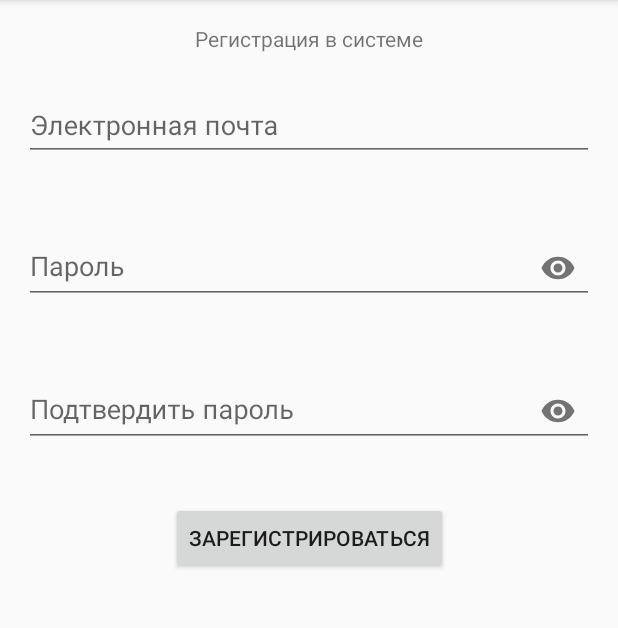
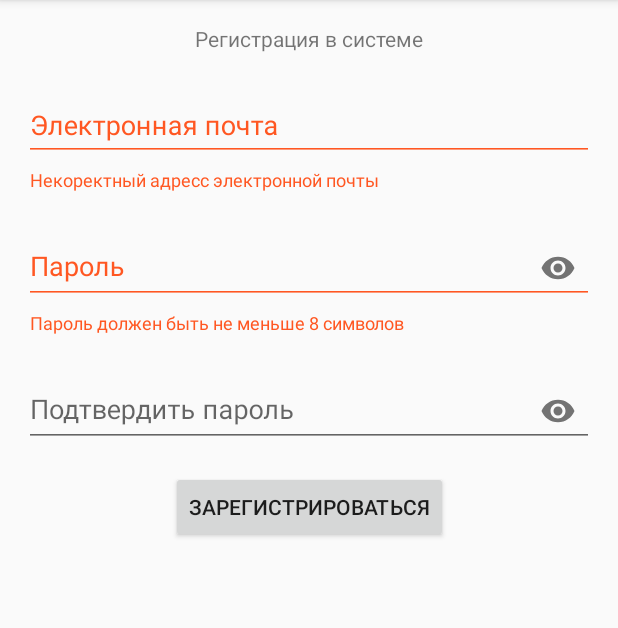
Before and after one commit to PaulXIII/Angel, an Android app: the fragment RegistrationFragment placed in its activity, after a tap on "ЗАРЕГИСТРИРОВАТЬСЯ", on a phone screen of 412 x 824 dp, the part 84-712 px from its top. Run offline under Robolectric (Android 15) with nearby library versions, the phone set to English and light mode, and no system bars; our stand-ins replace Firebase (no records; nobody signed in at launch, a user with empty details on screens opened directly), data binding; 3 statements that could not run were skipped.

Commit message:
Added registration View Model

```diff
--- /dev/null
+++ b/app/src/main/java/com/androidacademy/angel/registration/RegistrationBindingUtils.kt
@@ -0,0 +1,31 @@
+package com.androidacademy.angel.registration
+
+import android.widget.EditText
+import androidx.databinding.BindingAdapter
+
+@BindingAdapter("emailFocusChanged")
+fun EditText.setEmailFocusListener(item: RegistrationViewModel)     {
+    setOnFocusChangeListener { _, focused ->
+        if(!focused){
+            item.checkEmail()
+        }
+    }
+}
+
+@BindingAdapter("passwordFocusChanged")
+fun EditText.setPasswordFocusListener(item: RegistrationViewModel) {
+    setOnFocusChangeListener { _, focused ->
+        if(!focused){
+            item.checkPassword()
+        }
+    }
+}
+
+@BindingAdapter("confirmPasswordFocusChanged")
+fun EditText.setConfirmPasswordFocusListener(item: RegistrationViewModel){
+    setOnFocusChangeListener { _, focused ->
+        if(!focused){
+            item.checkConfirmPassword()
+        }
+    }
+}
--- a/app/src/main/java/com/androidacademy/angel/registration/RegistrationFragment.kt
+++ b/app/src/main/java/com/androidacademy/angel/registration/RegistrationFragment.kt
@@ -7,8 +7,13 @@ import androidx.fragment.app.Fragment
 import android.view.LayoutInflater
 import android.view.View
 import android.view.ViewGroup
+import android.widget.Toast
+import androidx.databinding.DataBindingUtil
+import androidx.lifecycle.Observer
+import androidx.lifecycle.ViewModelProviders
 
 import com.androidacademy.angel.R
+import com.androidacademy.angel.databinding.RegistrationFragmentBinding
 import com.androidacademy.angel.network.Repository
 import kotlinx.android.synthetic.main.login_fragment.view.*
 
@@ -21,15 +26,52 @@ class RegistrationFragment : Fragment() {
         inflater: LayoutInflater, container: ViewGroup?,
         savedInstanceState: Bundle?
     ): View? {
-        val view = inflater.inflate(R.layout.registration_fragment, container, false)
+        val binding:RegistrationFragmentBinding = DataBindingUtil.inflate(inflater, R.layout.registration_fragment, container, false)
+
+        val viewModel = ViewModelProviders.of(this).get(RegistrationViewModel::class.java)
+        binding.viewModel = viewModel
+        binding.lifecycleOwner = this
+
+        viewModel.emailIsValid.observe(this, Observer { isValid ->
+            if(isValid){
+                binding.emailLayout.isErrorEnabled = false
+            } else {
+                binding.emailLayout.error = getString(R.string.wrong_email)
+            }
+
+        })
+
+        viewModel.passwordIsValid.observe(this, Observer { isValid ->
+            if(isValid){
+                binding.passwordLayout.isErrorEnabled = false
+            } else {
+                binding.passwordLayout.error = getString(R.string.short_password)
+            }
+
+        })
+
+        viewModel.confirmPasswordValid.observe(this, Observer {isValid ->
+            if(isValid){
+                binding.confirmPasswordlLayout.isErrorEnabled = false
+            }else{
+                 binding.confirmPasswordlLayout.error = getString(R.string.confirm_password_error)
+            }
+
+        })
+
+        viewModel.registrationEvent.observe(this, Observer {isSuccess ->
+            var string = ""
+            if(isSuccess){
+                string = "Успех"
+            }else{
+                string = getString(R.string.registration_error)
+            }
+            Toast.makeText(activity, string, Toast.LENGTH_LONG).show()
+
+        })
 
 
-        view.registration.setOnClickListener {
-            Repository.signUp(view.email.text.toString(), view.password.text.toString()){
-                    isSuccessful -> Log.d("WTF", "$isSuccessful")
-            }
-        }
-        return view
+        return binding.root
     }
 
 
--- /dev/null
+++ b/app/src/main/java/com/androidacademy/angel/registration/RegistrationViewModel.kt
@@ -0,0 +1,67 @@
+package com.androidacademy.angel.registration
+
+import androidx.lifecycle.LiveData
+import androidx.lifecycle.MutableLiveData
+import androidx.lifecycle.ViewModel
+import com.androidacademy.angel.network.Repository
+
+class RegistrationViewModel:ViewModel() {
+    val email: MutableLiveData<String> = MutableLiveData()
+    val password: MutableLiveData<String> = MutableLiveData()
+    val confirmPassword: MutableLiveData<String> = MutableLiveData()
+
+    private val _emailIsValid: MutableLiveData<Boolean> = MutableLiveData()
+    val emailIsValid:LiveData<Boolean>
+    get() = _emailIsValid
+
+
+    private val _passwordIsValid:MutableLiveData<Boolean> = MutableLiveData()
+    val passwordIsValid:LiveData<Boolean>
+    get() = _passwordIsValid
+
+    private val _confirmPasswordIsValid: MutableLiveData<Boolean> = MutableLiveData()
+    val confirmPasswordValid: LiveData<Boolean>
+    get() = _confirmPasswordIsValid
+
+    fun checkEmail(){
+        _emailIsValid.value = email.value?.contains("@")
+    }
+
+    fun checkPassword(){
+        _passwordIsValid.value = password.value?.length ?: 0 >= 8
+    }
+
+    fun checkConfirmPassword(){
+        _confirmPasswordIsValid.value = password.value  == confirmPassword.value
+    }
+
+
+    private val _registrationEvent: MutableLiveData<Boolean> = MutableLiveData()
+    val registrationEvent:LiveData<Boolean>
+    get() = _registrationEvent
+
+    fun register(){
+        checkEmail()
+        checkPassword()
+        checkConfirmPassword()
+        if(_emailIsValid.value == true && _passwordIsValid.value == true
+            && _confirmPasswordIsValid.value == true){
+            Repository.signUp(email.value ?: "", password.value ?: ""){
+                result-> completeListener(result)
+            }
+        }
+
+    }
+
+    private fun completeListener(result: Boolean){
+        _registrationEvent.value = result
+        Repository.signIn(email.value ?: "", password.value ?: ""){
+                isSuccessful ->  signInCompleteListener(isSuccessful)
+
+        }
+    }
+
+    private fun signInCompleteListener(result: Boolean){
+        //TODO: Переход на рабочие экраны
+    }
+}
--- a/app/src/main/res/layout/registration_fragment.xml
+++ b/app/src/main/res/layout/registration_fragment.xml
@@ -1,7 +1,15 @@
 <?xml version="1.0" encoding="utf-8"?>
-<FrameLayout xmlns:android="http://schemas.android.com/apk/res/android"
+<layout xmlns:android="http://schemas.android.com/apk/res/android"
     xmlns:app="http://schemas.android.com/apk/res-auto"
-    xmlns:tools="http://schemas.android.com/tools"
+    xmlns:tools="http://schemas.android.com/tools">
+
+    <data>
+        <variable
+            name="viewModel"
+            type="com.androidacademy.angel.registration.RegistrationViewModel" />
+    </data>
+
+    <FrameLayout
         android:layout_width="match_parent"
         android:layout_height="match_parent"
         tools:context=".registration.RegistrationFragment">
@@ -39,6 +47,8 @@
 
                     <com.google.android.material.textfield.TextInputEditText
                         android:id="@+id/email"
+                        android:text="@={viewModel.email}"
+                        app:emailFocusChanged="@{viewModel}"
                         android:layout_width="match_parent"
                         android:layout_height="wrap_content"
                         android:hint="@string/email" />
@@ -61,6 +71,8 @@
                         android:id="@+id/password"
                         android:layout_width="match_parent"
                         android:layout_height="wrap_content"
+                        android:text="@={viewModel.password}"
+                        app:passwordFocusChanged="@{viewModel}"
                         android:inputType="textPassword"
                         android:hint="@string/password" />
                 </com.google.android.material.textfield.TextInputLayout>
@@ -83,6 +95,8 @@
                         android:layout_width="match_parent"
                         android:layout_height="wrap_content"
                         android:inputType="textPassword"
+                        app:confirmPasswordFocusChanged="@{viewModel}"
+                        android:text="@={viewModel.confirmPassword}"
                         android:hint="@string/confirm_password" />
                 </com.google.android.material.textfield.TextInputLayout>
 
@@ -93,6 +107,7 @@
                     android:layout_marginTop="16dp"
                     android:layout_marginBottom="16dp"
                     android:text="@string/log_up"
+                    android:onClick="@{() -> viewModel.register()}"
                     app:layout_constraintBottom_toBottomOf="parent"
                     app:layout_constraintEnd_toEndOf="parent"
                     app:layout_constraintStart_toStartOf="parent"
@@ -101,3 +116,4 @@
             </androidx.constraintlayout.widget.ConstraintLayout>
         </ScrollView>
     </FrameLayout>
+</layout>
--- a/app/src/main/res/values/strings.xml
+++ b/app/src/main/res/values/strings.xml
@@ -15,4 +15,6 @@
     <string name="wrong_email">Некоректный адресс электронной почты</string>
     <string name="short_password">Пароль должен быть не меньше 8 символов</string>
     <string name="log_in_error">Ошибка входа</string>
+    <string name="confirm_password_error">Пароли не совпадают</string>
+    <string name="registration_error">Пользователь с такой электронной почтой уже существует</string>
 </resources>
```
Also changed, not shown: app/src/main/java/com/androidacademy/angel/login/LoginFragment.kt (+0 -9 lines). Lines whose indentation alone changed are shown as unchanged.
